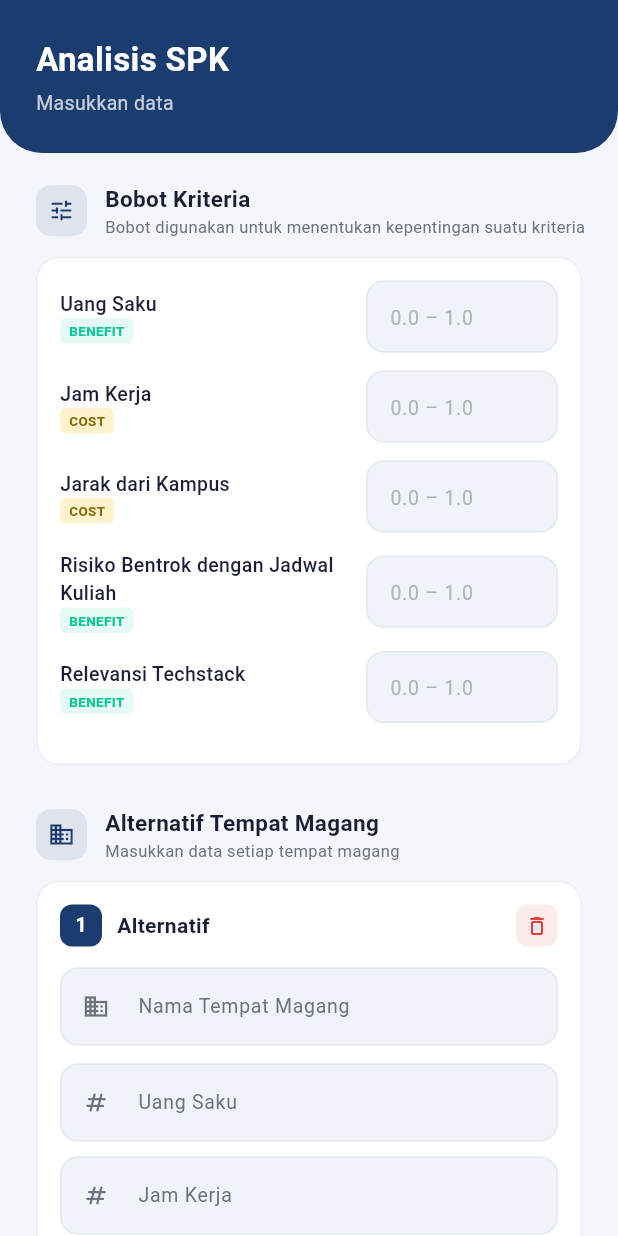
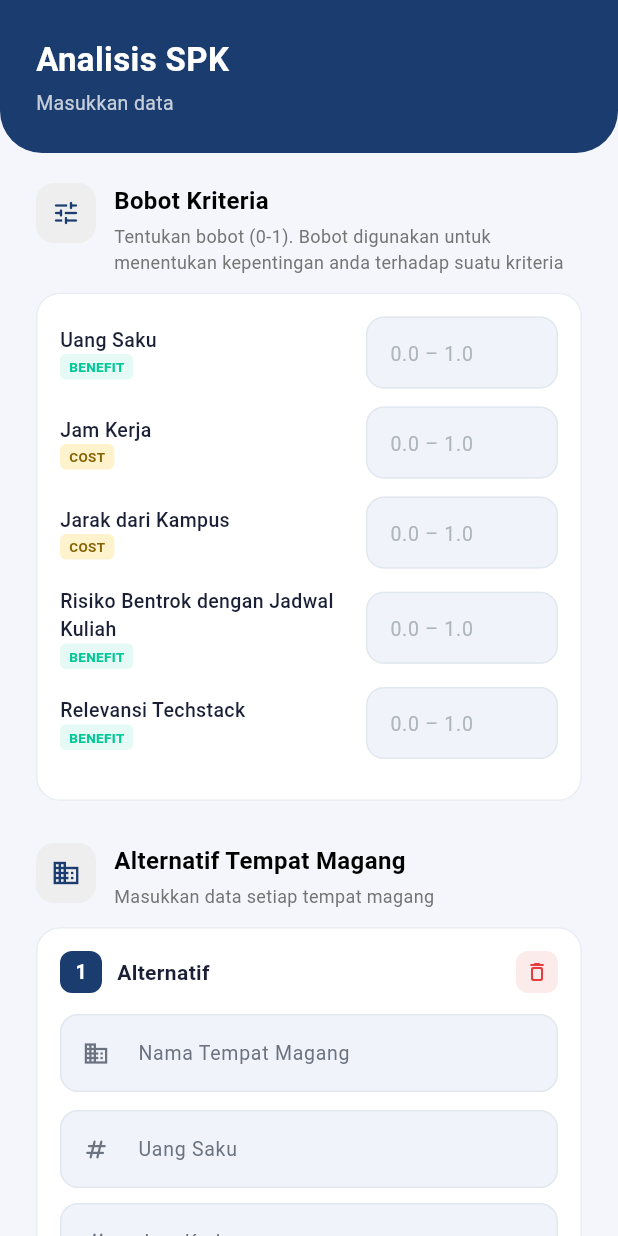
Before and after one commit to thierryudha/SPK-Tempat-Magang-Mobile-APP, a Flutter app: the SpkScreen screen opened directly, on a phone screen of 412 x 824 dp. Run offline on Flutter 3.47's test engine with Material 3 defaults, Android fonts, the light colour scheme and no system bars; Roboto replaces fonts that are missing (Poppins).

Commit message:
fix buildSectionHeader subtitle

```diff
--- a/lib/screens/spk_screen.dart
+++ b/lib/screens/spk_screen.dart
@@ -265,7 +265,7 @@ class _SpkScreenState extends State<SpkScreen> {
                 child: _buildSectionHeader(
                   icon: Icons.tune_rounded,
                   title: 'Bobot Kriteria',
-                  subtitle: 'Bobot digunakan untuk menentukan kepentingan suatu kriteria',
+                  subtitle: 'Tentukan bobot (0-1). Bobot digunakan untuk menentukan kepentingan anda terhadap suatu kriteria',
                 ),
               ),
               SliverToBoxAdapter(
@@ -438,37 +438,53 @@ class _SpkScreenState extends State<SpkScreen> {
     return Padding(
       padding: const EdgeInsets.fromLTRB(24, 20, 24, 12),
       child: Row(
+        crossAxisAlignment: CrossAxisAlignment.start,
         children: [
           Container(
-            padding: const EdgeInsets.all(8),
+            padding: const EdgeInsets.all(10),
             decoration: BoxDecoration(
-              color: AppTheme.primary.withOpacity(0.1),
-              borderRadius: BorderRadius.circular(10),
+              color: Colors.grey.shade200,
+              borderRadius: BorderRadius.circular(12),
             ),
-            child: Icon(icon, color: AppTheme.primary, size: 18),
+            child: Icon(
+              icon,
+              size: 20,
+              color: AppTheme.primary,
             ),
+          ),
+
           const SizedBox(width: 12),
-          Column(
+
+          // INI YANG PENTING
+          Expanded(
+            child: Column(
               crossAxisAlignment: CrossAxisAlignment.start,
               children: [
                 Text(
                   title,
                   style: const TextStyle(
-                  fontSize: 15,
+                    fontSize: 16,
                     fontWeight: FontWeight.w600,
-                  color: AppTheme.textPrimary,
                     fontFamily: 'Poppins',
                   ),
                 ),
+
+                const SizedBox(height: 4),
+
                 Text(
                   subtitle,
-                style: const TextStyle(
-                  fontSize: 11,
-                  color: AppTheme.textSecondary,
+                  style: TextStyle(
+                    fontSize: 12,
+                    color: Colors.grey.shade600,
                     fontFamily: 'Poppins',
                   ),
+
+                  // penting untuk mencegah overflow
+                  maxLines: 2,
+                  overflow: TextOverflow.ellipsis,
                 ),
               ],
+            ),
           ),
         ],
       ),
```
Lines whose indentation alone changed are shown as unchanged.
